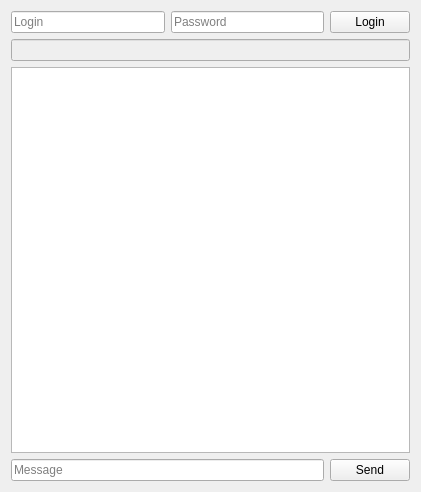
Old version of the form TestClient/widget.ui in the repository mariusz-ba/messenger-qt.
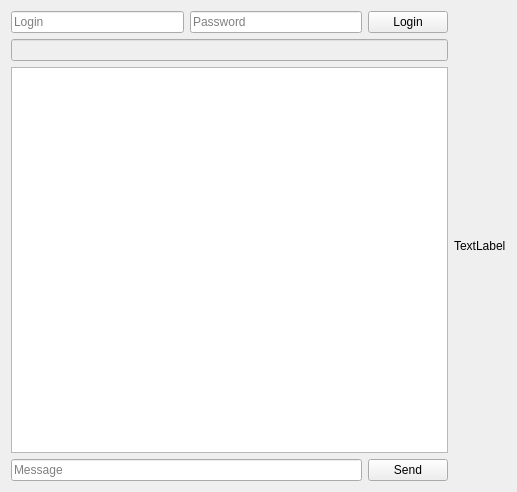
New version of the form.

Patch:
```diff
--- a/TestClient/widget.ui
+++ b/TestClient/widget.ui
@@ -6,13 +6,15 @@
    <rect>
     <x>0</x>
     <y>0</y>
-    <width>421</width>
+    <width>517</width>
     <height>492</height>
    </rect>
   </property>
   <property name="windowTitle">
    <string>Widget</string>
   </property>
+  <layout class="QHBoxLayout" name="horizontalLayout_3">
+   <item>
   <layout class="QVBoxLayout" name="verticalLayout">
    <item>
     <layout class="QHBoxLayout" name="horizontalLayout">
@@ -66,6 +68,15 @@
       </widget>
      </item>
     </layout>
+     </item>
+    </layout>
+   </item>
+   <item>
+    <widget class="QLabel" name="label">
+     <property name="text">
+      <string>TextLabel</string>
+     </property>
+    </widget>
    </item>
   </layout>
  </widget>
```
Lines whose indentation alone changed are shown as unchanged.
